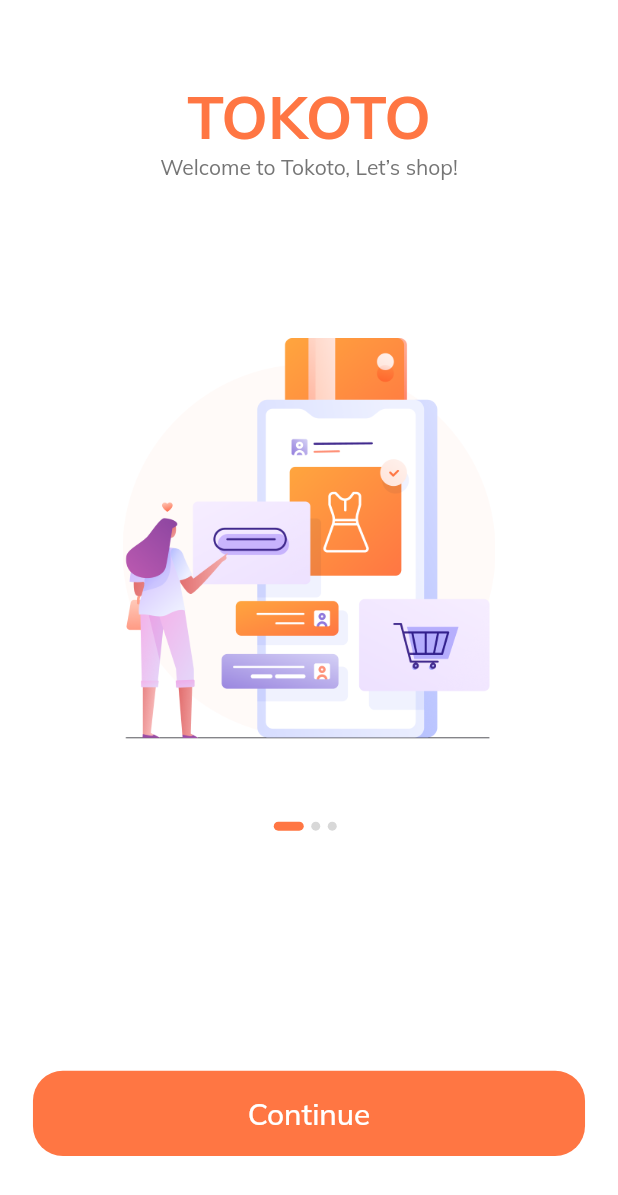
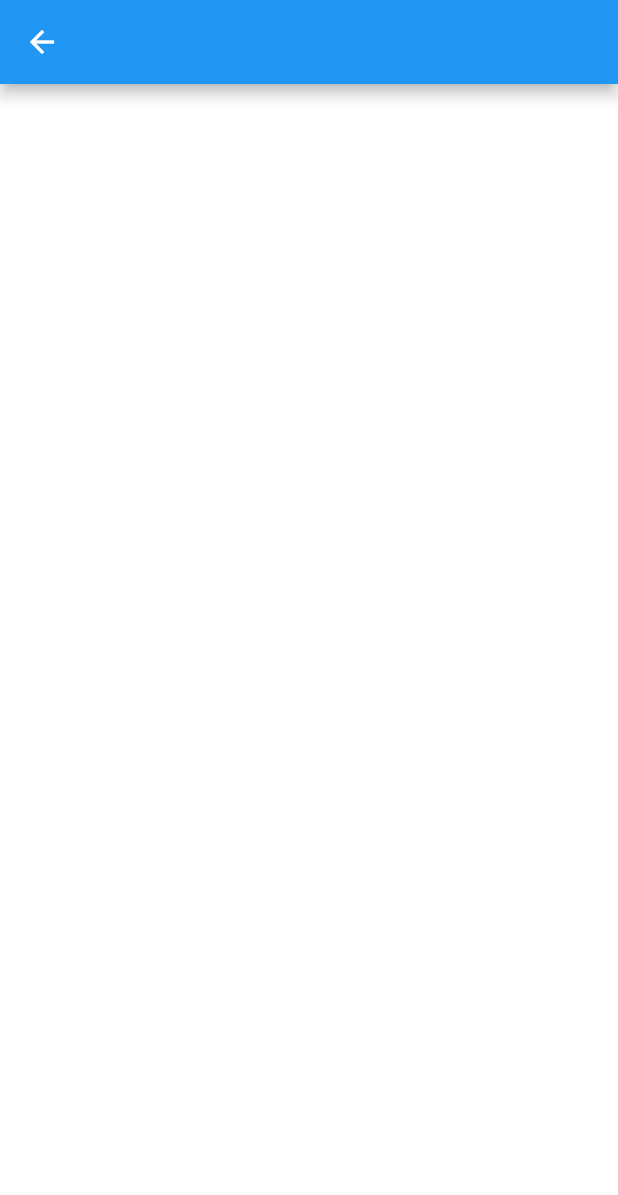
Before and after one commit to jplozada/E-commerce, a Flutter app: the screen it shows after launch, after a tap on "Continue", on a phone screen of 412 x 824 dp. Shown: the top 1195 px of the screen. Run offline on Flutter 3.47's test engine with Material 2 defaults, Android fonts, the phone set to English and light mode, and no system bars.

Commit message:
Sign in screen: route added

```diff
--- a/lib/routes.dart
+++ b/lib/routes.dart
@@ -1,7 +1,9 @@
+import 'package:e_commerce_app/screens/sign_in/sign_in_screen.dart';
 import 'package:e_commerce_app/screens/splash/splash_screen.dart';
 import 'package:flutter/material.dart';
 
 // Aqui se manejaran las rutas
 final Map<String, WidgetBuilder> routes = {
   SplashScreen.routeName: (context) => SplashScreen(),
+  SignInScreen.routeName: (context) => SignInScreen()
 };
--- /dev/null
+++ b/lib/screens/sign_in/sign_in_screen.dart
@@ -0,0 +1,11 @@
+import 'package:flutter/material.dart';
+
+class SignInScreen extends StatelessWidget {
+  static String routeName = "/sign_in";
+  @override
+  Widget build(BuildContext context) {
+    return Scaffold(
+      appBar: AppBar(),
+    );
+  }
+}
--- a/lib/screens/splash/components/body.dart
+++ b/lib/screens/splash/components/body.dart
@@ -1,4 +1,5 @@
 import 'package:e_commerce_app/constants.dart';
+import 'package:e_commerce_app/screens/sign_in/sign_in_screen.dart';
 import 'package:e_commerce_app/size_config.dart';
 import 'package:flutter/material.dart';
 import '../components/splash_content.dart';
@@ -61,7 +62,9 @@ class _BodyState extends State<Body> {
                           Spacer(flex: 3),
                           DefaultButton(
                             text: "Continue",
-                            press: () {},
+                            press: () {
+                              Navigator.pushNamed(context, SignInScreen.routeName);
+                            },
                           ),
                           Spacer()
                         ],
```
